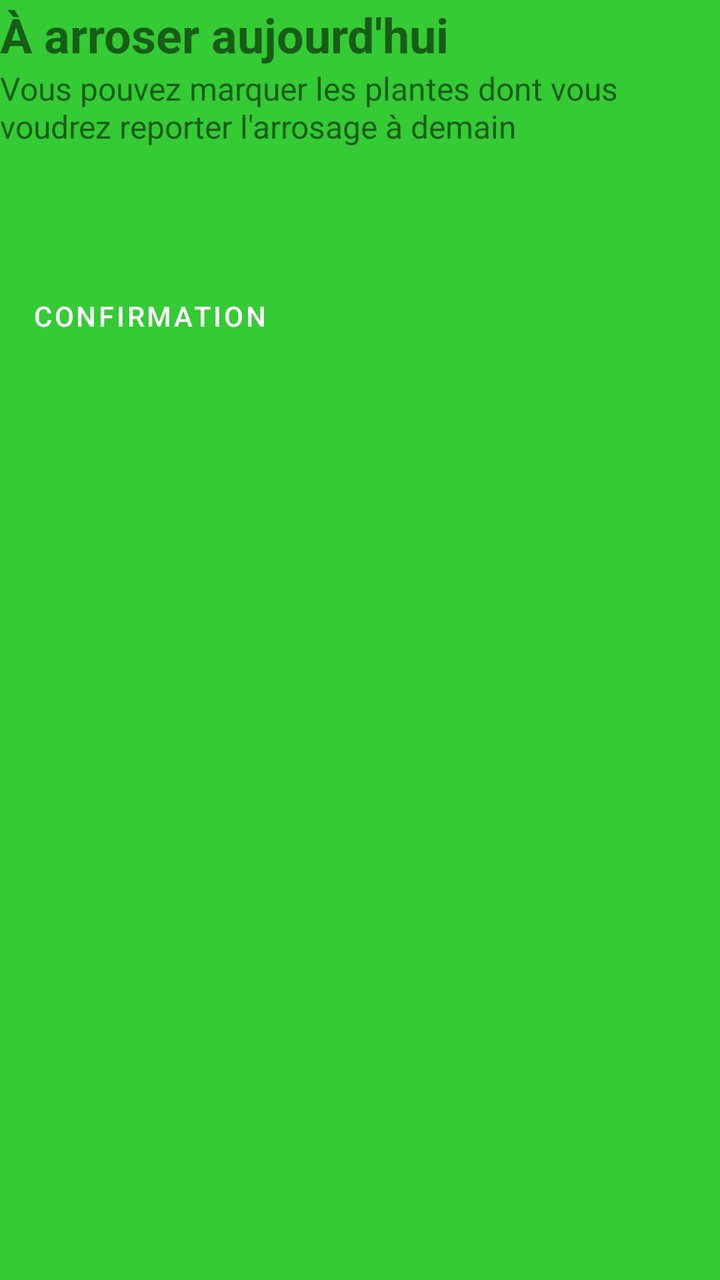
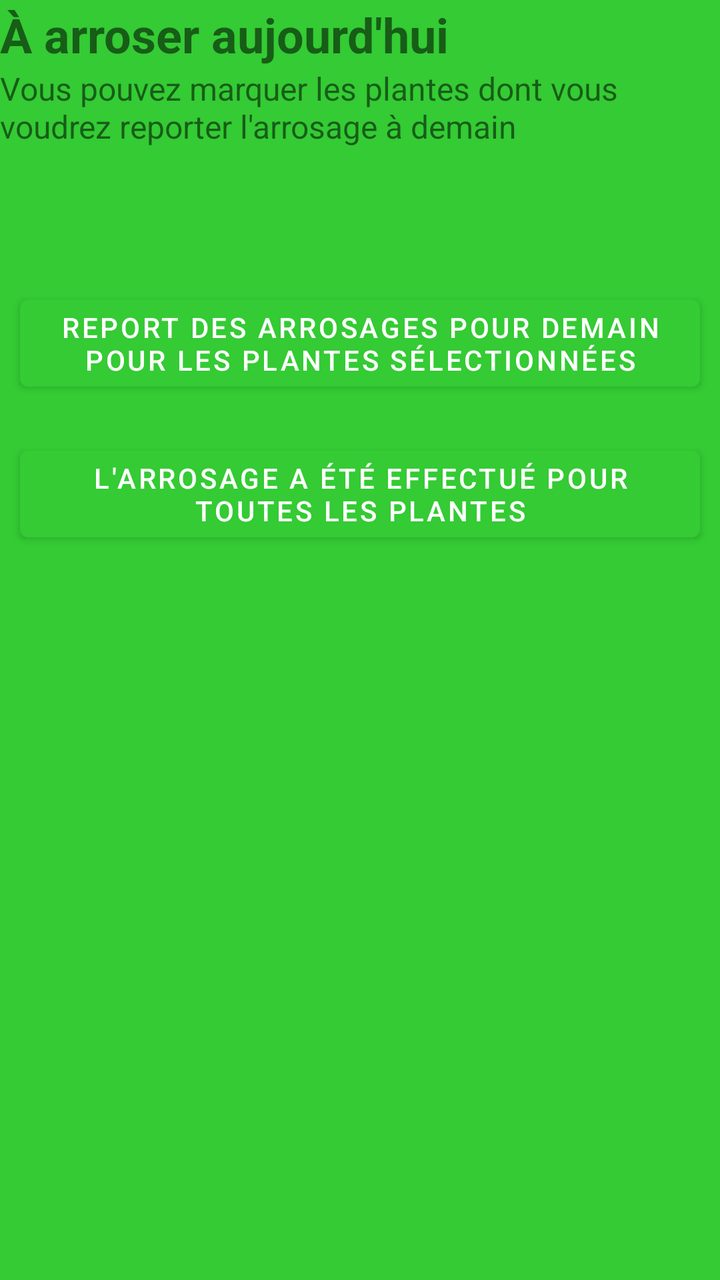

Compare the two renders of this Android layout. The source of the first and the diff that turns it into the second are given below.
<!-- AndroidManifest.xml: application theme Theme.ProjetRappelsArrosage -->
<!-- res/layout/activity_plantes_arroser_aujourdhui.xml -->
<?xml version="1.0" encoding="utf-8"?>
<androidx.constraintlayout.widget.ConstraintLayout xmlns:android="http://schemas.android.com/apk/res/android"
    xmlns:app="http://schemas.android.com/apk/res-auto"
    xmlns:tools="http://schemas.android.com/tools"
    android:layout_width="match_parent"
    android:layout_height="match_parent"
    android:background="@color/couleurPaire"
    tools:context=".PlantesArroserAujourdhui">

    <LinearLayout
        android:id="@+id/linear_layout_vertical"
        android:layout_width="match_parent"
        android:layout_height="match_parent"
        android:orientation="vertical"
        android:paddingTop="1dp"
        android:paddingBottom="4dp">

        <TextView
            android:id="@+id/titre"
            android:layout_width="wrap_content"
            android:layout_height="wrap_content"
            android:tag="titre"
            android:text="À arroser aujourd'hui "
            android:textSize="24sp"
            android:textStyle="bold" />

        <TextView
            android:id="@+id/desc"
            android:layout_width="wrap_content"
            android:layout_height="wrap_content"
            android:tag="desc"
            android:text="Vous pouvez marquer les plantes dont vous voudrez reporter l'arrosage à demain"
            android:textSize="16sp"
             />

        <androidx.recyclerview.widget.RecyclerView
            android:id="@+id/recycler"
            android:layout_width="match_parent"
            android:layout_height="wrap_content"
            android:layout_marginTop="30dp"
            android:layout_marginBottom="30dp"
            android:scrollbars="vertical" />

        <Button
            android:id="@+id/add"
            android:layout_width="wrap_content"
            android:layout_height="wrap_content"
            android:onClick="supprimer"
            android:text="Confirmation" />
        
    </LinearLayout>

</androidx.constraintlayout.widget.ConstraintLayout>
<!-- resources referenced by this layout -->
<resources>
  <color name="couleurPaire">#34cb34</color>
  <style name="Theme.ProjetRappelsArrosage" parent="Theme.MaterialComponents.DayNight.DarkActionBar">
          
          <item name="colorPrimary">@color/vert_500</item>
          <item name="colorPrimaryVariant">@color/vert_700</item>
          <item name="colorOnPrimary">@color/white</item>
          
          <item name="colorSecondary">@color/vert_500</item>
          <item name="colorSecondaryVariant">@color/vert_700</item>
          <item name="colorOnSecondary">@color/black</item>
          
          <item name="android:statusBarColor" tools:targetApi="l">?attr/colorPrimaryVariant</item>
          
      </style>
  <color name="vert_500">#34cb34</color>
  <color name="vert_700">#2aa22a</color>
  <color name="white">#FFFFFFFF</color>
  <color name="black">#FF000000</color>
</resources>

<!-- the commit's change to res/layout/activity_plantes_arroser_aujourdhui.xml (unified diff, before → after) -->
@@ -33,6 +33,7 @@
             android:textSize="16sp"
              />
 
+
         <androidx.recyclerview.widget.RecyclerView
             android:id="@+id/recycler"
             android:layout_width="match_parent"
@@ -42,12 +43,24 @@
             android:scrollbars="vertical" />
 
         <Button
-            android:id="@+id/add"
-            android:layout_width="wrap_content"
+            android:id="@+id/supprimer"
+            android:layout_width="fill_parent"
             android:layout_height="wrap_content"
             android:onClick="supprimer"
-            android:text="Confirmation" />
-        
+            android:layout_gravity="center"
+            android:layout_margin="10dp"
+            android:text="Report des arrosages pour demain pour les plantes sélectionnées" />
+
+        <Button
+            android:id="@+id/arrosagesEffectues"
+            android:layout_width="fill_parent"
+            android:layout_height="wrap_content"
+            android:onClick="arrosagesEffectues"
+            android:layout_gravity="center"
+            android:layout_margin="10dp"
+            android:text="L'arrosage a été effectué pour toutes les plantes" />
+
+
     </LinearLayout>
 
 </androidx.constraintlayout.widget.ConstraintLayout>
